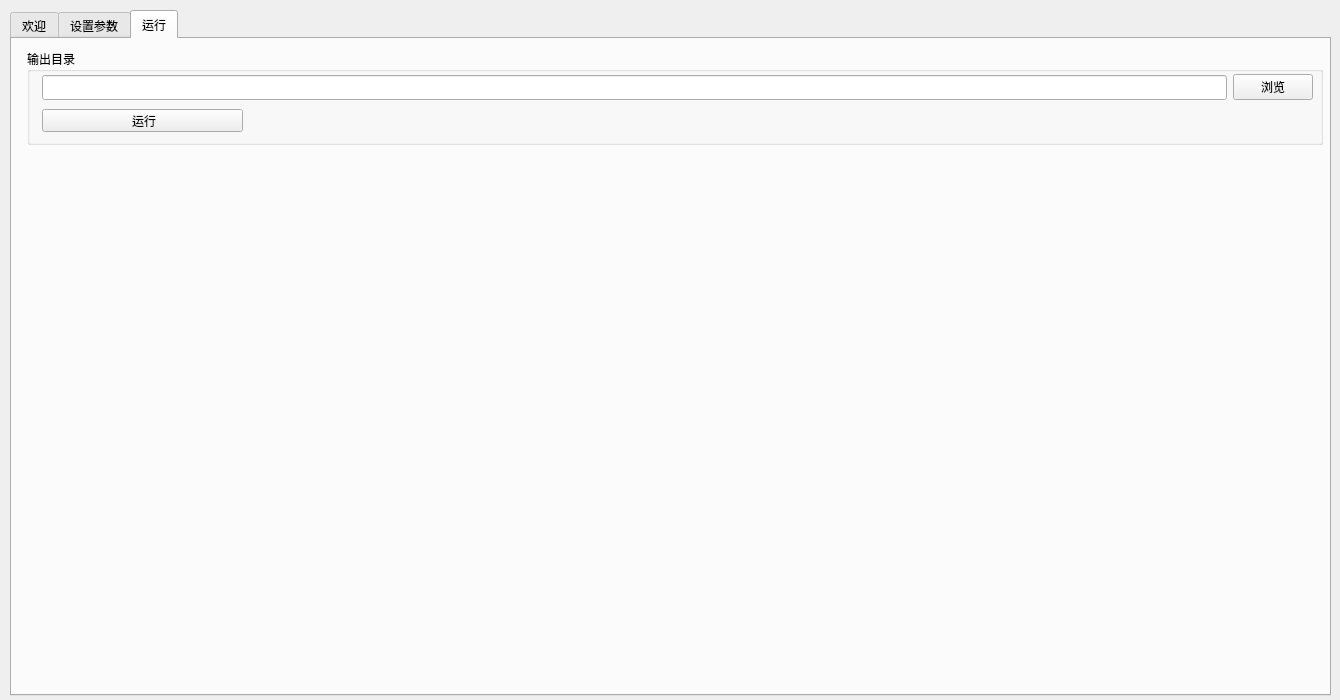
Old version of the form display.ui in the repository radoth/encoder.
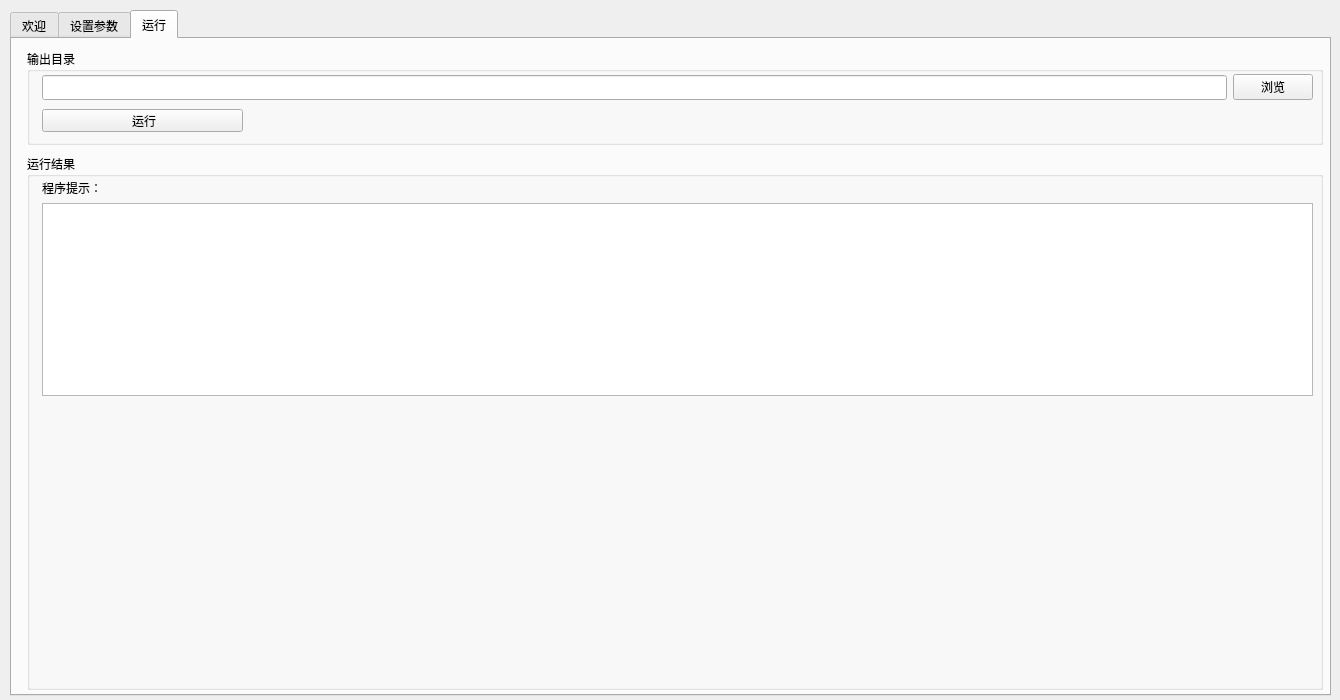
New version of the form.

```diff
--- a/display.ui
+++ b/display.ui
@@ -1893,6 +1893,41 @@
       </layout>
      </widget>
     </widget>
+    <widget class="QGroupBox" name="groupBox_13">
+     <property name="geometry">
+      <rect>
+       <x>15</x>
+       <y>115</y>
+       <width>1296</width>
+       <height>536</height>
+      </rect>
+     </property>
+     <property name="title">
+      <string>运行结果</string>
+     </property>
+     <widget class="QWidget" name="">
+      <property name="geometry">
+       <rect>
+        <x>15</x>
+        <y>25</y>
+        <width>1271</width>
+        <height>217</height>
+       </rect>
+      </property>
+      <layout class="QVBoxLayout" name="verticalLayout_17">
+       <item>
+        <widget class="QLabel" name="label_45">
+         <property name="text">
+          <string>程序提示：</string>
+         </property>
+        </widget>
+       </item>
+       <item>
+        <widget class="QTextEdit" name="textEdit"/>
+       </item>
+      </layout>
+     </widget>
+    </widget>
    </widget>
   </widget>
   <widget class="QWidget" name="layoutWidget">
```
